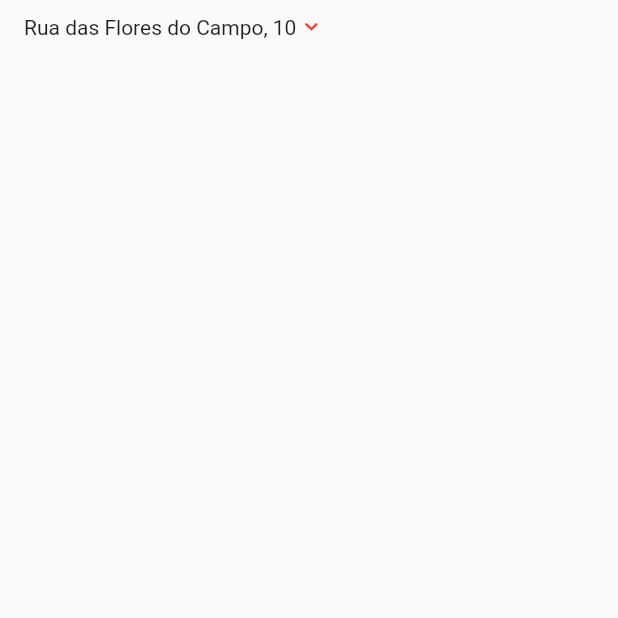
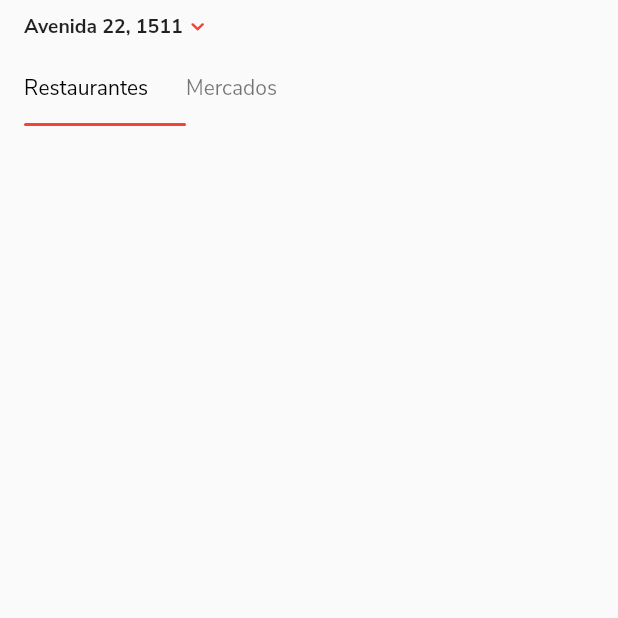
Before and after one commit to joaobaronisilva/iFood, a Flutter app: the screen it shows after launch, on a phone screen of 412 x 824 dp, the top half of it. Run offline on Flutter 3.47's test engine with Material 2 defaults, Android fonts, the phone set to English and light mode, and no system bars; our stand-ins replace flutter_svg, tab_indicator_styler.

Commit message:
added application TabBar with two sections: Restaurantes and Mercados

```diff
--- a/lib/core/theme/app_colors.dart
+++ b/lib/core/theme/app_colors.dart
@@ -2,4 +2,6 @@ import 'package:flutter/material.dart';
 
 class AppColors {
   static const Color primaryColor = Colors.red;
+  static const Color black = Colors.black;
+  static const Color black54 = Colors.black54;
 }
--- /dev/null
+++ b/lib/core/theme/app_theme.dart
@@ -0,0 +1,9 @@
+import 'package:flutter/material.dart';
+import 'package:ifood/core/theme/app_colors.dart';
+
+class AppTheme {
+  static ThemeData get theme => ThemeData(
+      primarySwatch: Colors.red,
+      fontFamily: 'Nunito Sans',
+      textTheme: TextTheme());
+}
--- a/lib/core/theme/app_typography.dart
+++ b/lib/core/theme/app_typography.dart
@@ -0,0 +1,20 @@
+import 'package:flutter/material.dart';
+
+class AppTypography {
+  static TextStyle? bodyText(BuildContext context) {
+    return Theme.of(context).textTheme.bodyText1;
+  }
+
+  static TextStyle? bodyTextBold(BuildContext context) {
+    return Theme.of(context).textTheme.bodyText1?.copyWith(
+          fontWeight: FontWeight.w500,
+        );
+  }
+
+  static TextStyle? localTextStyle(BuildContext context) {
+    return Theme.of(context)
+        .textTheme
+        .bodyText1
+        ?.copyWith(fontWeight: FontWeight.w700, fontSize: 13);
+  }
+}
--- a/lib/main.dart
+++ b/lib/main.dart
@@ -1,6 +1,7 @@
 import 'package:flutter/material.dart';
 
 import 'app.dart';
+import 'core/theme/app_theme.dart';
 
 void main() {
   runApp(MyApp());
@@ -12,9 +13,7 @@ class MyApp extends StatelessWidget {
     return MaterialApp(
       title: 'iFood',
       debugShowCheckedModeBanner: false,
-      theme: ThemeData(
-        primarySwatch: Colors.blue,
-      ),
+      theme: AppTheme.theme,
       home: App(),
     );
   }
--- a/lib/views/content/components/header_local_component.dart
+++ b/lib/views/content/components/header_local_component.dart
@@ -1,6 +1,7 @@
 import 'package:flutter/material.dart';
 import 'package:ifood/core/theme/app_colors.dart';
 import 'package:ifood/core/theme/app_icons.dart';
+import 'package:ifood/core/theme/app_typography.dart';
 
 class HeaderLocationComponent extends StatelessWidget {
   final String location;
@@ -20,7 +21,10 @@ class HeaderLocationComponent extends StatelessWidget {
               padding: const EdgeInsets.symmetric(horizontal: 16, vertical: 8),
               child: Row(
                 children: [
-                  Text('Rua das Flores do Campo, 10'),
+                  Text(
+                    location,
+                    style: AppTypography.localTextStyle(context),
+                  ),
                   AppIcon(
                     AppIcons.arrowDown,
                     size: Size(20, 20),
--- a/lib/views/content/content_page.dart
+++ b/lib/views/content/content_page.dart
@@ -1,10 +1,25 @@
 import 'package:flutter/material.dart';
 import 'package:ifood/core/theme/app_colors.dart';
-import 'package:ifood/core/theme/app_icons.dart';
+import 'package:ifood/core/theme/app_typography.dart';
 import 'package:ifood/views/content/components/header_local_component.dart';
+import 'package:tab_indicator_styler/tab_indicator_styler.dart';
 
-class ContentPage extends StatelessWidget {
+class ContentPage extends StatefulWidget {
   const ContentPage({Key? key}) : super(key: key);
+
+  @override
+  _ContentPageState createState() => _ContentPageState();
+}
+
+class _ContentPageState extends State<ContentPage>
+    with SingleTickerProviderStateMixin {
+  TabController? tabController;
+
+  @override
+  void initState() {
+    tabController = TabController(length: 2, vsync: this);
+    super.initState();
+  }
 
   @override
   Widget build(BuildContext context) {
@@ -13,6 +28,32 @@ class ContentPage extends StatelessWidget {
       children: [
         HeaderLocationComponent(
           location: 'Avenida 22, 1511',
+        ),
+        Padding(
+          padding: const EdgeInsets.only(left: 16, right: 180),
+          child: TabBar(
+              labelPadding: EdgeInsets.zero,
+              labelColor: AppColors.black,
+              controller: tabController,
+              unselectedLabelColor: AppColors.black54,
+              labelStyle: AppTypography.bodyText(context)
+                  ?.copyWith(color: Colors.black),
+              indicator: MaterialIndicator(
+                  color: AppColors.primaryColor,
+                  height: 2,
+                  bottomLeftRadius: 5,
+                  bottomRightRadius: 5),
+              tabs: [
+                Tab(
+                  child: Align(
+                      child: Text('Restaurantes'),
+                      alignment: Alignment.centerLeft),
+                ),
+                Tab(
+                  child: Align(
+                      child: Text('Mercados'), alignment: Alignment.centerLeft),
+                ),
+              ]),
         )
       ],
     ));
```
